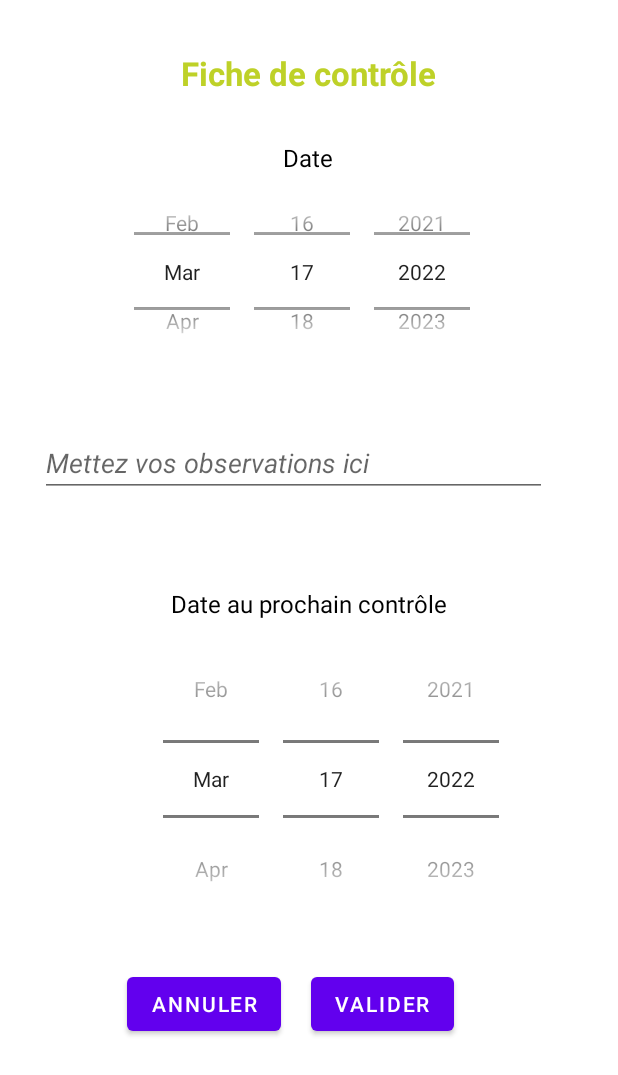
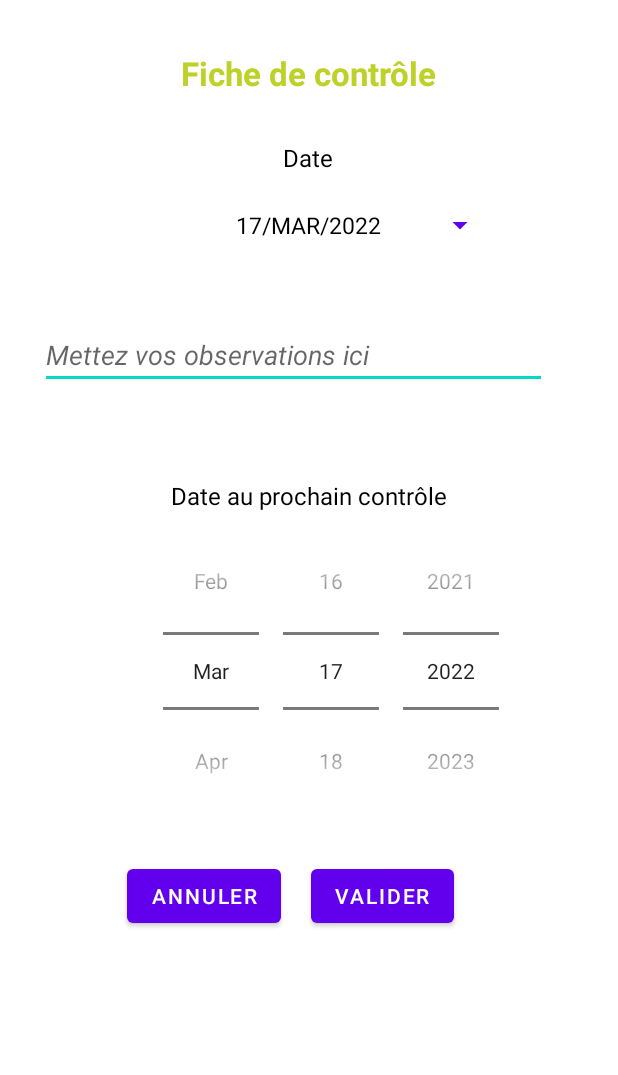
Before and after one commit to SIO2LAA/Speleo-EPI, an Android app: the FDC_Creer screen opened directly, with no data from a screen before it, on a phone screen of 412 x 824 dp. Shown: the top 1075 px of the screen. Run offline under Robolectric (Android 15) with nearby library versions, the phone set to English and light mode, and no system bars.

Commit message:
Modif date picker

```diff
--- a/app/src/main/java/fr/sio/app_epi2/FDC_Creer.java
+++ b/app/src/main/java/fr/sio/app_epi2/FDC_Creer.java
@@ -1,24 +1,129 @@
 package fr.sio.app_epi2;
 
 import androidx.appcompat.app.AppCompatActivity;
-
+import android.app.AlertDialog;
+import android.app.DatePickerDialog;
+import android.content.ContentValues;
+import android.database.sqlite.SQLiteDatabase;
 import android.os.Bundle;
 import android.view.View;
+import android.widget.ArrayAdapter;
 import android.widget.Button;
+import android.widget.DatePicker;
+import android.widget.EditText;
+import android.widget.Toast;
+import java.util.Calendar;
 
 public class FDC_Creer extends AppCompatActivity implements View.OnClickListener {
 
+    private DatePickerDialog datePickerDialog;
+    private Button dateButton;
+    private EditText observation;
     private Button annuler;
+    private Button valider;
+    // private DBOpenHelper maBD;
+    // private SQLiteDatabase writeBD;
 
     @Override
     protected void onCreate(Bundle savedInstanceState) {
         super.onCreate(savedInstanceState);
         setContentView(R.layout.activity_fdc_creer);
+        initDatePicker();
+        dateButton = findViewById(R.id.datePickerButton);
+        dateButton.setText(getTodaysDate());
 
+        // affichage du layout
         annuler = findViewById(R.id.btnAnnuler);
+        valider = findViewById(R.id.btnValider);
 
+        // boutons sur écoute
         annuler.setOnClickListener(this);
+        valider.setOnClickListener(this);
+
+        /*// creation de la base de donnees et récupération des script sql
+        String stringVersion = getString(R.string.version);
+
+        int version = Integer.parseInt(stringVersion);
+
+        String insert = "";
+        insert = getString(R.string.insert);
+
+        this.maBD = new DBOpenHelper(this,"EPI2.db",version, null, insert);*/
     }
+
+    private String getTodaysDate() {
+        Calendar cal = Calendar.getInstance();
+        int year = cal.get(Calendar.YEAR);
+        int month = cal.get(Calendar.MONTH);
+        month = month + 1;
+        int day = cal.get(Calendar.DAY_OF_MONTH);
+        return makeDateString(day, month, year);
+    }
+
+    private void initDatePicker() {
+        DatePickerDialog.OnDateSetListener dateSetListener = new DatePickerDialog.OnDateSetListener()
+        {
+            @Override
+            public void onDateSet(DatePicker datePicker, int year, int month, int day)
+            {
+                month = month + 1;
+                String date = makeDateString(day, month, year);
+                dateButton.setText(date);
+            }
+        };
+
+        Calendar cal = Calendar.getInstance();
+        int year = cal.get(Calendar.YEAR);
+        int month = cal.get(Calendar.MONTH);
+        int day = cal.get(Calendar.DAY_OF_MONTH);
+
+        int style = AlertDialog.THEME_HOLO_LIGHT;
+
+        datePickerDialog = new DatePickerDialog(this, style, dateSetListener, year, month, day);
+        datePickerDialog.getDatePicker().setMaxDate(System.currentTimeMillis());
+    }
+
+    private String makeDateString(int day, int month, int year) {
+        return day + "/" + getMonthFormat(month) + "/" + year;
+    }
+
+    private String getMonthFormat(int month)
+    {
+        if(month == 1)
+            return "JAN";
+        if(month == 2)
+            return "FEB";
+        if(month == 3)
+            return "MAR";
+        if(month == 4)
+            return "APR";
+        if(month == 5)
+            return "MAY";
+        if(month == 6)
+            return "JUN";
+        if(month == 7)
+            return "JUL";
+        if(month == 8)
+            return "AUG";
+        if(month == 9)
+            return "SEP";
+        if(month == 10)
+            return "OCT";
+        if(month == 11)
+            return "NOV";
+        if(month == 12)
+            return "DEC";
+
+        //default should never happen
+        return "JAN";
+    }
+
+    public void openDatePicker(View view)
+    {
+        datePickerDialog.show();
+    }
+
+
 
     @Override
     public void onClick(View v) {
@@ -26,5 +131,19 @@ public class FDC_Creer extends AppCompatActivity implements View.OnClickListener
         if (annuler.isPressed()){
             this.finish();
         }
+
+        if (valider.isPressed()){
+            // ajout du message dans la BD
+           /* ContentValues values = new ContentValues();
+            date = date.get
+            values.put("sujet", this.date.get;
+            values.put("message", this.eMessage.getText().toString());
+            long res = this.writeBD.insert("ListeMess", "cle", values);
+
+            if (res>0){
+                Toast toast1 = Toast.makeText(this,"Le message a été ajouté dans la base de données",Toast.LENGTH_LONG);
+                toast1.show();
+            }*/
+        }
     }
 }
--- a/app/src/main/res/layout/activity_fdc_creer.xml
+++ b/app/src/main/res/layout/activity_fdc_creer.xml
@@ -38,16 +38,21 @@
             android:textSize="16sp"
             android:layout_marginTop="30dp"
             android:textColor="@color/black"/>
-        <DatePicker
-            android:id="@+id/fdc_datepicker"
-            android:layout_width="match_parent"
-            android:layout_height="130dp"
+        <Button
+            android:id="@+id/datePickerButton"
+            style="?android:spinnerStyle"
+            android:layout_width="250dp"
+            android:layout_height="wrap_content"
+            android:layout_marginTop="10dp"
             android:layout_gravity="center"
-            android:spinnersShown="true"
-            android:calendarViewShown="false"
-            android:datePickerMode="spinner"
-            android:maxDate="2022"
-            />
+            android:onClick="openDatePicker"
+            android:text="JAN 01 2020"
+            android:textColor="@color/black"
+            android:textSize="15sp"
+            android:textAlignment="center"
+            app:layout_constraintLeft_toLeftOf="parent"
+            app:layout_constraintRight_toRightOf="parent"
+            app:layout_constraintTop_toBottomOf="@+id/textView" />
     </LinearLayout>
         <LinearLayout
             android:layout_width="358dp"
@@ -83,7 +88,7 @@
                 android:textSize="16sp" />
 
             <DatePicker
-                android:id="@+id/fdc_datepickerNext"
+                android:id="@+id/fdc_proch_date"
                 android:layout_width="400dp"
                 android:layout_height="wrap_content"
                 android:calendarViewShown="false"
@@ -94,9 +99,10 @@
 
         <LinearLayout
             android:layout_width="262dp"
-            android:layout_height="wrap_content"
+            android:layout_height="87dp"
             android:layout_gravity="center"
             android:layout_marginTop="10dp"
+            android:layout_marginBottom="30dp"
             android:orientation="horizontal">
 
             <Button
```
